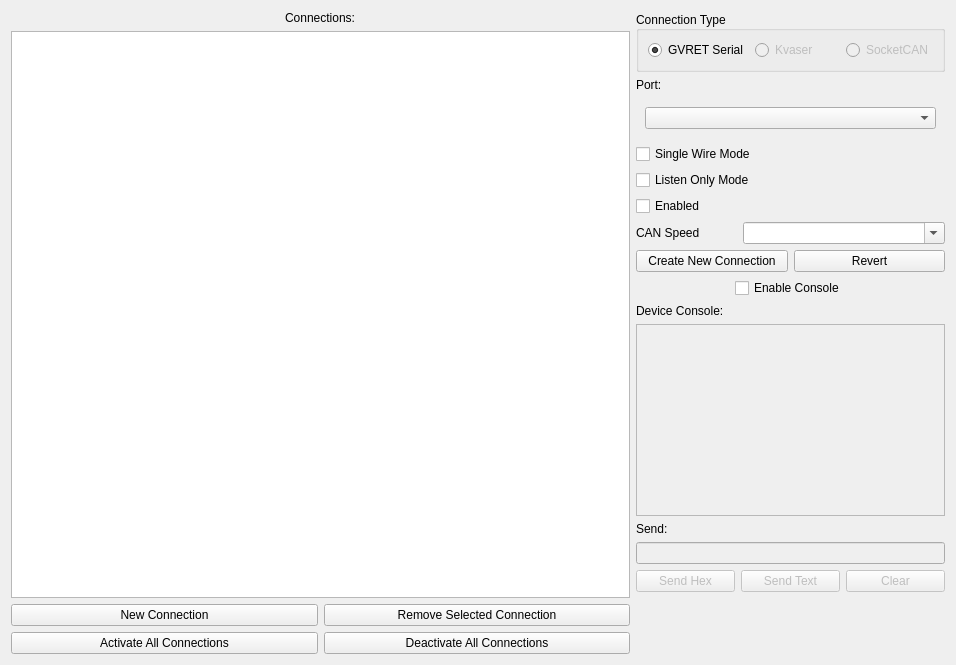
The window that ui/connectionwindow.ui (collin80/SavvyCAN) describes before a commit, drawn with Qt 5.
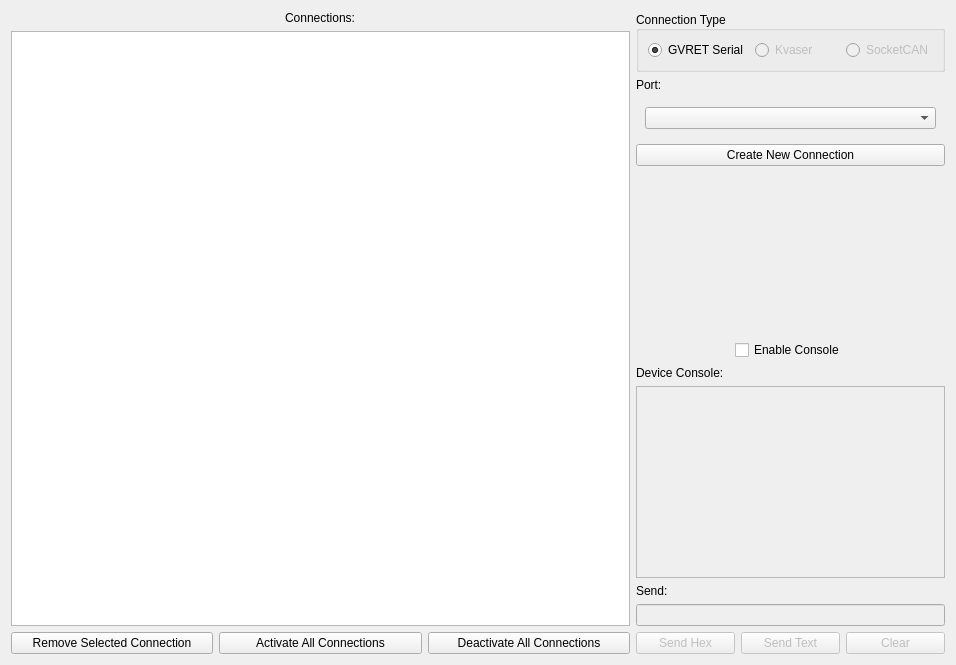
The same window after the commit.

Commit message: Big changes to connection window to make it more intuitive. Also brings window closer to supporting M2RET devices better.

Patch:
```diff
--- a/ui/connectionwindow.ui
+++ b/ui/connectionwindow.ui
@@ -25,6 +25,9 @@
      </item>
      <item>
       <widget class="QTableView" name="tableConnections">
+       <property name="alternatingRowColors">
+        <bool>true</bool>
+       </property>
        <property name="selectionMode">
         <enum>QAbstractItemView::SingleSelection</enum>
        </property>
@@ -35,13 +38,6 @@
      </item>
      <item>
       <layout class="QHBoxLayout" name="horizontalLayout_5">
-       <item>
-        <widget class="QPushButton" name="btnNewConn">
-         <property name="text">
-          <string>New Connection</string>
-         </property>
-        </widget>
-       </item>
        <item>
         <widget class="QPushButton" name="btnRemoveBus">
          <property name="text">
@@ -49,10 +45,6 @@
          </property>
         </widget>
        </item>
-      </layout>
-     </item>
-     <item>
-      <layout class="QHBoxLayout" name="horizontalLayout_6">
        <item>
         <widget class="QPushButton" name="btnActivateAll">
          <property name="text">
@@ -193,45 +185,6 @@
        </widget>
       </widget>
      </item>
-     <item>
-      <widget class="QCheckBox" name="ckSingleWire">
-       <property name="text">
-        <string>Single Wire Mode</string>
-       </property>
-      </widget>
-     </item>
-     <item>
-      <widget class="QCheckBox" name="ckListenOnly">
-       <property name="text">
-        <string>Listen Only Mode</string>
-       </property>
-      </widget>
-     </item>
-     <item>
-      <widget class="QCheckBox" name="ckEnabled">
-       <property name="text">
-        <string>Enabled</string>
-       </property>
-      </widget>
-     </item>
-     <item>
-      <layout class="QHBoxLayout" name="horizontalLayout_3" stretch="1,2">
-       <item>
-        <widget class="QLabel" name="label_2">
-         <property name="text">
-          <string>CAN Speed</string>
-         </property>
-        </widget>
-       </item>
-       <item>
-        <widget class="QComboBox" name="cbSpeed">
-         <property name="editable">
-          <bool>true</bool>
-         </property>
-        </widget>
-       </item>
-      </layout>
-     </item>
      <item>
       <layout class="QHBoxLayout" name="horizontalLayout_4">
        <item>
@@ -241,15 +194,21 @@
          </property>
         </widget>
        </item>
-       <item>
-        <widget class="QPushButton" name="btnRevert">
-         <property name="text">
-          <string>Revert</string>
-         </property>
-        </widget>
-       </item>
       </layout>
      </item>
+     <item>
+      <spacer name="verticalSpacer">
+       <property name="orientation">
+        <enum>Qt::Vertical</enum>
+       </property>
+       <property name="sizeHint" stdset="0">
+        <size>
+         <width>20</width>
+         <height>40</height>
+        </size>
+       </property>
+      </spacer>
+     </item>
      <item alignment="Qt::AlignHCenter">
       <widget class="QCheckBox" name="ckEnableConsole">
        <property name="text">
@@ -319,19 +278,6 @@
        </item>
       </layout>
      </item>
-     <item>
-      <spacer name="verticalSpacer">
-       <property name="orientation">
-        <enum>Qt::Vertical</enum>
-       </property>
-       <property name="sizeHint" stdset="0">
-        <size>
-         <width>20</width>
-         <height>40</height>
-        </size>
-       </property>
-      </spacer>
-     </item>
     </layout>
    </item>
   </layout>
```
The commit also changes 3 other files.
